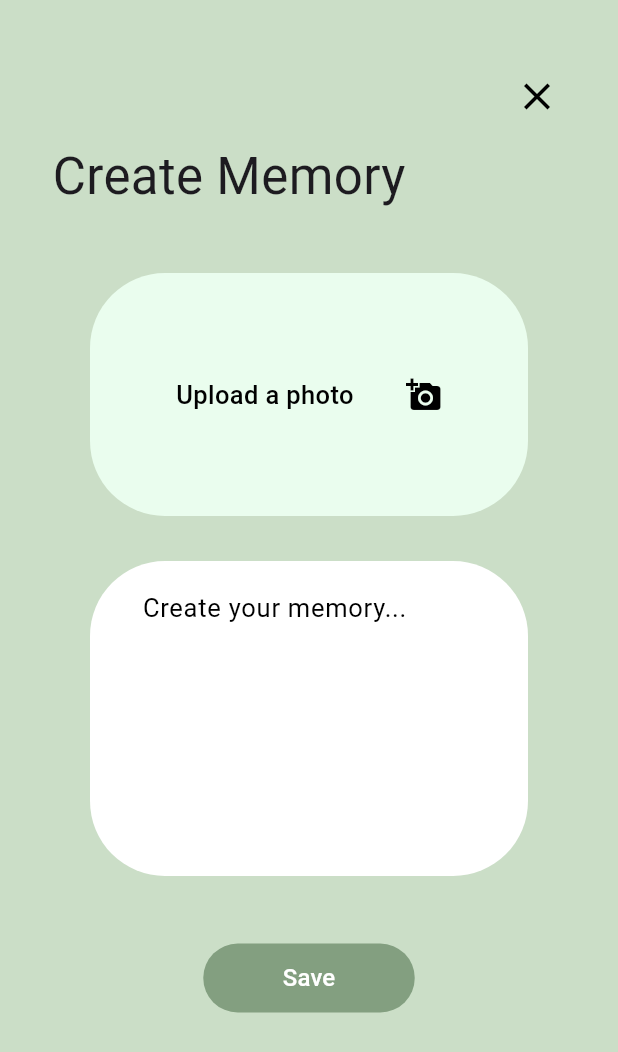
After one commit to vassilikim/caider, a Flutter app: the CreateMemoryPage screen opened directly with sample values from the repository, on a phone screen of 412 x 824 dp. The commit adds this screen. Shown: the top 1052 px of the screen. Run offline on Flutter 3.47's test engine with Material 3 defaults, Android fonts, the phone set to English and light mode, and no system bars; our stand-ins replace image_picker, percent_indicator.

Commit message:
feat: create memory page

```diff
--- a/lib/auth/login.dart
+++ b/lib/auth/login.dart
@@ -111,7 +111,8 @@ class _LoginPageState extends State<LoginPage> {
                               borderRadius: BorderRadius.circular(50),
                             ),
                             child: Padding(
-                              padding: const EdgeInsets.only(left: 30, top: 6),
+                              padding: const EdgeInsets.only(
+                                  left: 30, top: 6, right: 30),
                               child: TextFormField(
                                 onChanged: (value) {
                                   email = value;
@@ -140,7 +141,8 @@ class _LoginPageState extends State<LoginPage> {
                               borderRadius: BorderRadius.circular(50),
                             ),
                             child: Padding(
-                              padding: const EdgeInsets.only(left: 30, top: 6),
+                              padding: const EdgeInsets.only(
+                                  left: 30, top: 6, right: 5),
                               child: TextFormField(
                                 onChanged: (value) {
                                   password = value;
--- /dev/null
+++ b/lib/minor_pages/create_memory.dart
@@ -0,0 +1,289 @@
+import 'dart:io';
+
+import 'package:caider/auth/login.dart';
+import 'package:caider/database/data.dart';
+import 'package:caider/database/tasks.dart';
+import 'package:caider/database/users.dart';
+import 'package:caider/home.dart';
+import 'package:caider/widgets/snackbar.dart';
+import 'package:flutter/material.dart';
+import 'package:image_picker/image_picker.dart';
+
+bool justCompletedTask = false;
+int pointsGained = 0;
+
+class CreateMemoryPage extends StatefulWidget {
+  final Task currentTask;
+  const CreateMemoryPage({super.key, required this.currentTask});
+
+  @override
+  State<CreateMemoryPage> createState() => _CreateMemoryPageState();
+}
+
+class _CreateMemoryPageState extends State<CreateMemoryPage> {
+  late String textMemory = '';
+
+  final GlobalKey<ScaffoldMessengerState> _scaffoldKey =
+      GlobalKey<ScaffoldMessengerState>();
+
+  final ImagePicker picker = ImagePicker();
+
+  File? _image;
+
+  Future<void> _pickImage(ImageSource source) async {
+    final pickedImage = await ImagePicker().pickImage(source: source);
+
+    if (pickedImage != null) {
+      setState(() {
+        _image = File(pickedImage.path);
+      });
+    }
+  }
+
+  void completeTask() async {
+    if (textMemory == '') {
+      return MyMessageHandler.showSnackbar(
+          context,
+          _scaffoldKey,
+          'Please fill in your memory.',
+          const Color.fromARGB(255, 238, 150, 150));
+    } else if (_image == null) {
+      return MyMessageHandler.showSnackbar(
+          context,
+          _scaffoldKey,
+          'Please choose a photo to upload.',
+          const Color.fromARGB(255, 238, 150, 150));
+    } else {}
+
+    User currentUser = users.firstWhere(
+      (user1) => user1.toJson()["email"] == user['email'],
+      orElse: () =>
+          User("null", "null", "null", "null", "null", [], File("null"), 0, 0),
+    );
+    if (currentUser.toJson()["email"] == "null") {
+      return MyMessageHandler.showSnackbar(
+        context,
+        _scaffoldKey,
+        'Something went wrong!.',
+        const Color.fromARGB(255, 238, 150, 150),
+      );
+    }
+
+    users.removeWhere((user1) => user1.toJson()["email"] == user['email']);
+
+    List<dynamic> updatedTasks = currentUser
+        .toJson()['tasks']
+        .where((task) =>
+            task['task'].toJson()['name'] !=
+            widget.currentTask.toJson()['name'])
+        .toList();
+
+    updatedTasks.add({
+      "task": widget.currentTask,
+      "status": "completed",
+      "memory": {"text": textMemory, "image": _image}
+    });
+
+    int finalLevel = currentUser.toJson()['level'];
+    int finalPoints =
+        currentUser.toJson()['points'] + widget.currentTask.toJson()['reward'];
+
+    if (finalPoints >= 100) {
+      finalLevel = finalLevel + 1;
+      finalPoints = 100 - finalPoints;
+    }
+
+    User updatedUser = User(
+        currentUser.toJson()['firstName'],
+        currentUser.toJson()['lastName'],
+        currentUser.toJson()['email'],
+        currentUser.toJson()['phoneNumber'],
+        currentUser.toJson()['password'],
+        updatedTasks,
+        currentUser.toJson()['profileImage'],
+        finalLevel,
+        finalPoints);
+    users.add(updatedUser);
+
+    user = updatedUser.toJson();
+
+    setState(() {
+      justCompletedTask = true;
+      pointsGained = widget.currentTask.toJson()['reward'];
+    });
+    Navigator.pushReplacement(context, MaterialPageRoute(builder: (context) {
+      return const HomePage(
+        initialIndex: 1,
+      );
+    }));
+  }
+
+  @override
+  Widget build(BuildContext context) {
+    return PopScope(
+      canPop: false,
+      onPopInvoked: (didPop) async {
+        if (didPop) {
+          return;
+        }
+        Navigator.pushReplacement(context,
+            MaterialPageRoute(builder: (context) {
+          return const HomePage(
+            initialIndex: 1,
+          );
+        }));
+      },
+      child: ScaffoldMessenger(
+        key: _scaffoldKey,
+        child: Scaffold(
+          backgroundColor: const Color.fromARGB(255, 203, 222, 199),
+          body: SingleChildScrollView(
+            keyboardDismissBehavior: ScrollViewKeyboardDismissBehavior.onDrag,
+            child: Center(
+              child: Column(
+                children: [
+                  Padding(
+                    padding:
+                        const EdgeInsets.only(top: 40, right: 30, bottom: 5),
+                    child: Row(
+                      mainAxisAlignment: MainAxisAlignment.end,
+                      children: [
+                        IconButton(
+                          onPressed: () {
+                            Navigator.pushReplacement(context,
+                                MaterialPageRoute(builder: (context) {
+                              return const HomePage(
+                                initialIndex: 1,
+                              );
+                            }));
+                          },
+                          icon: const Icon(
+                            Icons.close,
+                            color: Colors.black,
+                            size: 30,
+                          ),
+                        ),
+                      ],
+                    ),
+                  ),
+                  const Row(
+                    mainAxisAlignment: MainAxisAlignment.start,
+                    children: [
+                      Padding(
+                        padding: EdgeInsets.only(left: 35, bottom: 40),
+                        child: Text(
+                          'Create Memory',
+                          style: TextStyle(
+                            fontFamily: 'Roboto',
+                            fontSize: 34,
+                          ),
+                        ),
+                      ),
+                    ],
+                  ),
+                  GestureDetector(
+                    onTap: () {
+                      _pickImage(ImageSource.gallery);
+                    },
+                    child: Container(
+                      height: 162,
+                      width: 292,
+                      decoration: const BoxDecoration(
+                        color: Color.fromARGB(255, 234, 253, 238),
+                        borderRadius: BorderRadius.all(
+                          Radius.circular(50),
+                        ),
+                      ),
+                      child: _image == null
+                          ? const Padding(
+                              padding: EdgeInsets.symmetric(horizontal: 40),
+                              child: Row(
+                                mainAxisAlignment:
+                                    MainAxisAlignment.spaceAround,
+                                children: [
+                                  Text(
+                                    'Upload a photo',
+                                    style: TextStyle(
+                                        fontFamily: 'Roboto',
+                                        color: Colors.black,
+                                        fontSize: 17,
+                                        fontWeight: FontWeight.w500),
+                                  ),
+                                  Icon(
+                                    Icons.add_a_photo,
+                                    color: Colors.black,
+                                  )
+                                ],
+                              ),
+                            )
+                          : ClipRRect(
+                              borderRadius: const BorderRadius.all(
+                                Radius.circular(50),
+                              ),
+                              child: Image.file(
+                                _image!,
+                                fit: BoxFit.cover,
+                              ),
+                            ),
+                    ),
+                  ),
+                  Padding(
+                    padding: const EdgeInsets.only(bottom: 45, top: 30),
+                    child: Container(
+                      height: 210,
+                      width: 292,
+                      decoration: BoxDecoration(
+                        color: Colors.white,
+                        borderRadius: BorderRadius.circular(50),
+                      ),
+                      child: Padding(
+                        padding: const EdgeInsets.only(
+                            left: 35, right: 35, top: 10, bottom: 10),
+                        child: TextFormField(
+                          onChanged: (value) {
+                            textMemory = value;
+                          },
+                          maxLines: 7,
+                          decoration: const InputDecoration(
+                            border: InputBorder.none,
+                            hintText: 'Create your memory...',
+                            hintStyle: TextStyle(
+                              fontFamily: 'Roboto',
+                              color: Colors.black,
+                              fontSize: 17,
+                            ),
+                          ),
+                        ),
+                      ),
+                    ),
+                  ),
+                  Container(
+                    height: 46,
+                    width: 141,
+                    decoration: BoxDecoration(
+                      color: const Color.fromARGB(255, 131, 159, 128),
+                      borderRadius: BorderRadius.circular(50),
+                    ),
+                    child: TextButton(
+                      onPressed: () {
+                        completeTask();
+                      },
+                      child: const Text(
+                        'Save',
+                        style: TextStyle(
+                          fontFamily: 'Roboto',
+                          color: Color.fromARGB(255, 255, 255, 255),
+                          fontSize: 16,
+                        ),
+                      ),
+                    ),
+                  ),
+                ],
+              ),
+            ),
+          ),
+        ),
+      ),
+    );
+  }
+}
```
Also changed, not shown: lib/auth/signup.dart (+12 -6 lines), lib/navigation_pages/to_do.dart (+25 -4 lines).
